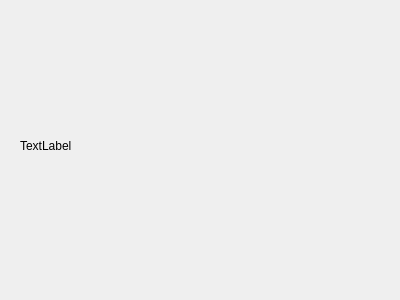
This is UI/menu.ui in cwj980119/Pyqt5-facerecog-kiosk as Qt 5 draws it before an edit. The edited form follows.
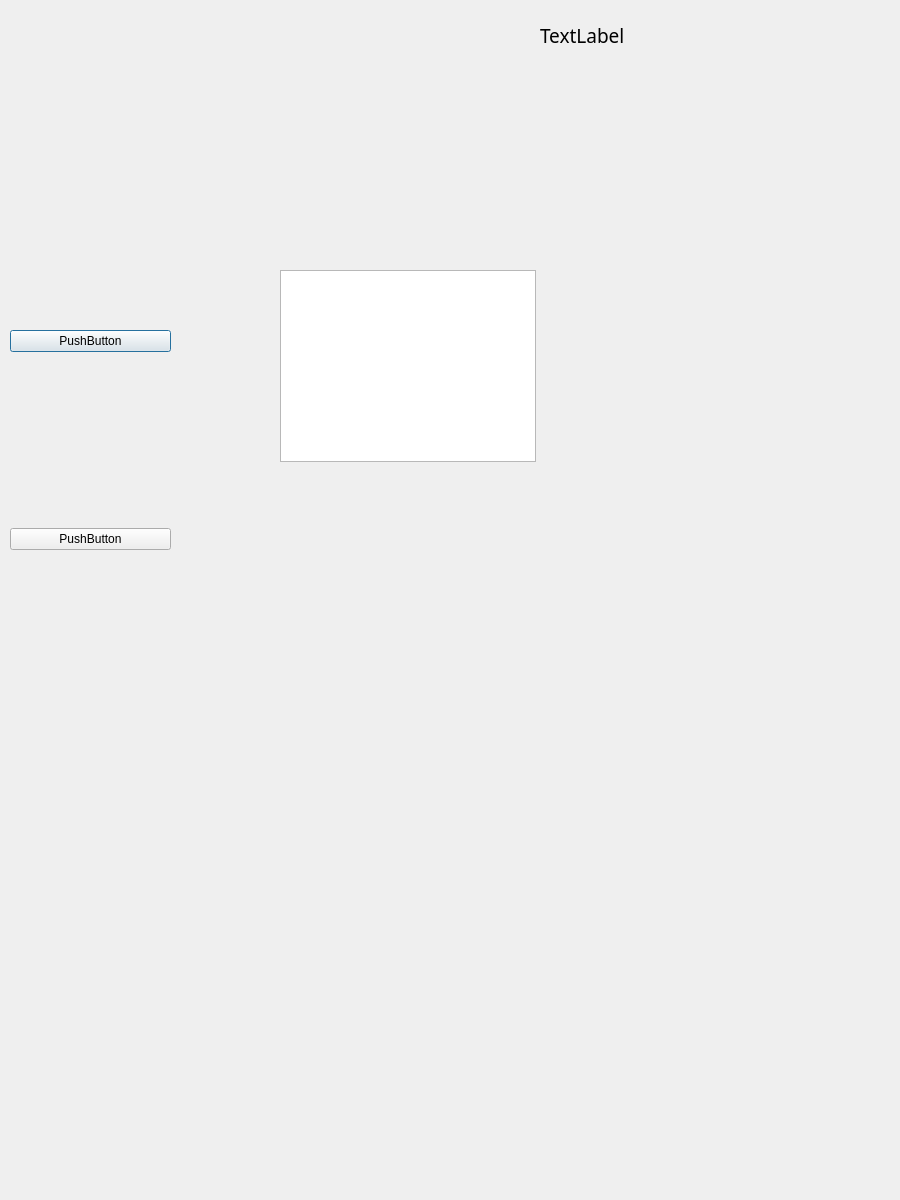
This is the edited form.

```diff
--- a/UI/menu.ui
+++ b/UI/menu.ui
@@ -6,8 +6,8 @@
    <rect>
     <x>0</x>
     <y>0</y>
-    <width>400</width>
-    <height>300</height>
+    <width>900</width>
+    <height>1200</height>
    </rect>
   </property>
   <property name="windowTitle">
@@ -16,12 +16,21 @@
   <widget class="QLabel" name="label">
    <property name="geometry">
     <rect>
-     <x>20</x>
-     <y>20</y>
-     <width>351</width>
-     <height>251</height>
+     <x>540</x>
+     <y>10</y>
+     <width>300</width>
+     <height>50</height>
     </rect>
    </property>
+   <property name="font">
+    <font>
+     <family>HY견고딕</family>
+     <pointsize>14</pointsize>
+     <weight>50</weight>
+     <italic>false</italic>
+     <bold>false</bold>
+    </font>
+   </property>
    <property name="styleSheet">
     <string notr="true">font: 18pt &quot;HY견고딕&quot;;</string>
    </property>
@@ -29,6 +38,42 @@
     <string>TextLabel</string>
    </property>
   </widget>
+  <widget class="QWidget" name="verticalLayoutWidget">
+   <property name="geometry">
+    <rect>
+     <x>10</x>
+     <y>160</y>
+     <width>161</width>
+     <height>561</height>
+    </rect>
+   </property>
+   <layout class="QVBoxLayout" name="verticalLayout">
+    <item>
+     <widget class="QPushButton" name="pushButton_2">
+      <property name="text">
+       <string>PushButton</string>
+      </property>
+     </widget>
+    </item>
+    <item>
+     <widget class="QPushButton" name="pushButton">
+      <property name="text">
+       <string>PushButton</string>
+      </property>
+     </widget>
+    </item>
+   </layout>
+  </widget>
+  <widget class="QListView" name="listView">
+   <property name="geometry">
+    <rect>
+     <x>280</x>
+     <y>270</y>
+     <width>256</width>
+     <height>192</height>
+    </rect>
+   </property>
+  </widget>
  </widget>
  <resources/>
  <connections/>
```
Left out of the diff: 2 changed lines with no effect on the pictures.
